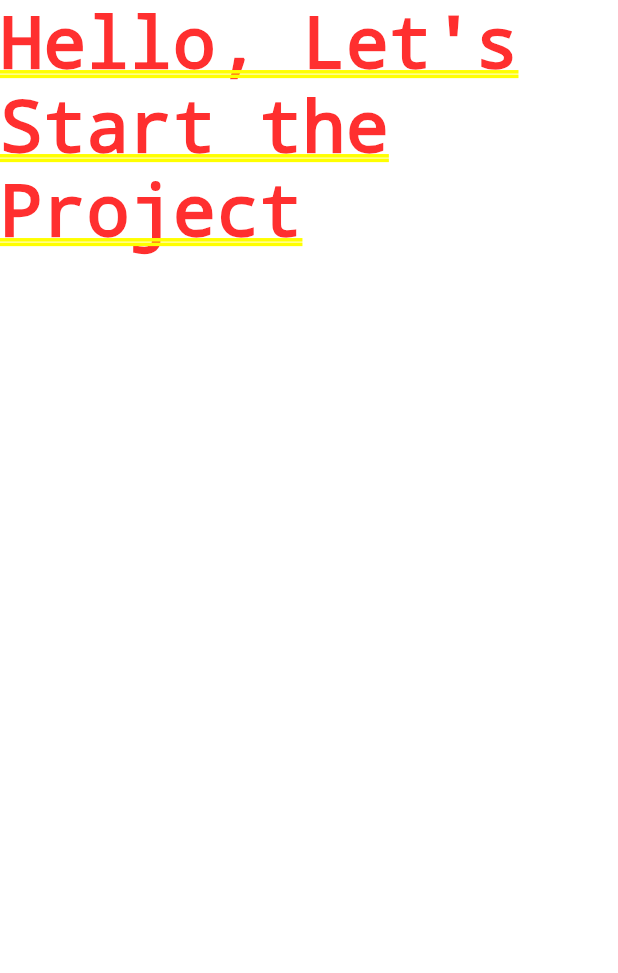
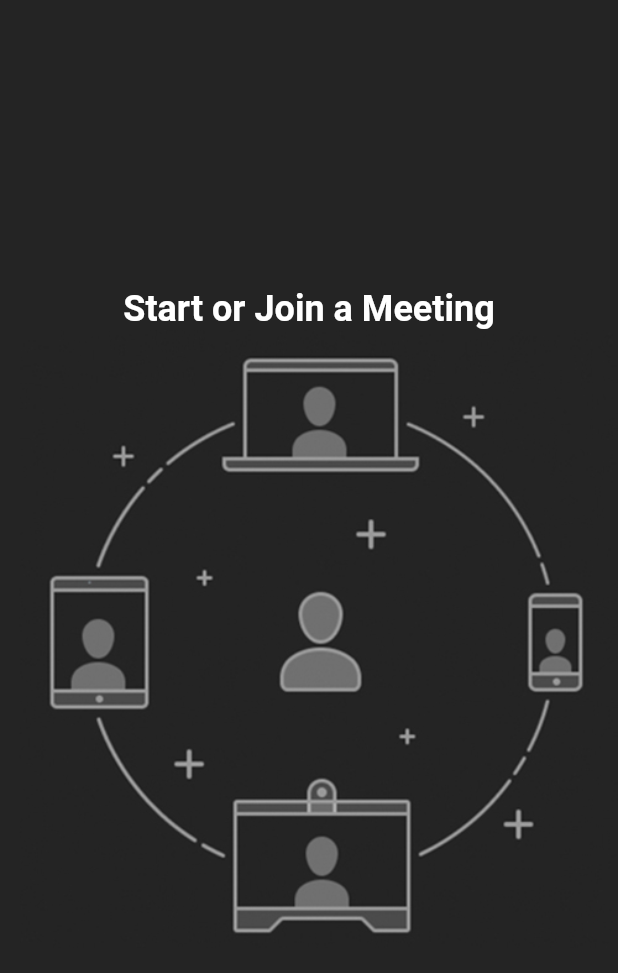
Before and after one commit to Siddhant-72s76/zoom-clone, a Flutter app: the screen it shows after launch, on a phone screen of 412 x 824 dp. Shown: the top 973 px of the screen. Run offline on Flutter 3.47's test engine with Material 2 defaults, Android fonts, the phone set to English and light mode, and no system bars.

Commit message:
Login Screen added

```diff
--- a/lib/main.dart
+++ b/lib/main.dart
@@ -1,4 +1,6 @@
 import 'package:flutter/material.dart';
+import 'package:zoom_clone/screens/login_screen.dart';
+import 'package:zoom_clone/utils/colors.dart';
 
 void main() {
   runApp(const MyApp());
@@ -7,16 +9,18 @@ void main() {
 class MyApp extends StatelessWidget {
   const MyApp({super.key});
 
-  // This widget is the root of your application.
   @override
   Widget build(BuildContext context) {
     return MaterialApp(
-      title: 'Flutter Demo',
-      theme: ThemeData(
-        colorScheme: ColorScheme.fromSeed(seedColor: Colors.deepPurple),
-        useMaterial3: true,
+      debugShowCheckedModeBanner: false,
+      title: 'Zoom Clone',
+      theme: ThemeData.dark().copyWith(
+        scaffoldBackgroundColor: backgroundColor,
       ),
-      home: const Text('Hello, Let\'s Start the Project'),
+      routes: {
+        '/login': (context) => const LoginScreen(),
+      },
+      home: const LoginScreen(),
     );
   }
 }
--- /dev/null
+++ b/lib/screens/login_screen.dart
@@ -0,0 +1,29 @@
+import 'package:flutter/material.dart';
+
+class LoginScreen extends StatefulWidget {
+  const LoginScreen({super.key});
+
+  @override
+  State<LoginScreen> createState() => _LoginScreenState();
+}
+
+class _LoginScreenState extends State<LoginScreen> {
+  @override
+  Widget build(BuildContext context) {
+    return Scaffold(
+      body: Column(
+        mainAxisAlignment: MainAxisAlignment.center,
+        children: [
+          const Text(
+            'Start or Join a Meeting',
+            style: TextStyle(
+              fontSize: 24,
+              fontWeight: FontWeight.bold,
+            ),
+          ),
+          Image.asset('assets/images/onboarding.jpg'),
+        ],
+      ),
+    );
+  }
+}
--- /dev/null
+++ b/lib/utils/colors.dart
@@ -0,0 +1,6 @@
+import 'package:flutter/material.dart';
+
+const backgroundColor = Color.fromRGBO(36, 36, 36, 1);
+const buttonColor = Color.fromRGBO(14, 114, 236, 1);
+const footerColor = Color.fromRGBO(26, 26, 26, 1);
+const secondaryBackgroundColor = Color.fromRGBO(46, 46, 46, 1);
--- a/pubspec.yaml
+++ b/pubspec.yaml
@@ -59,8 +59,8 @@ flutter:
   uses-material-design: true
 
   # To add assets to your application, add an assets section, like this:
-  # assets:
-  #   - images/a_dot_burr.jpeg
+  assets:
+    - assets/images/onboarding.jpg
   #   - images/a_dot_ham.jpeg
 
   # An image asset can refer to one or more resolution-specific "variants", see
```
Also changed, not shown: assets/images/onboarding.jpg (added).
